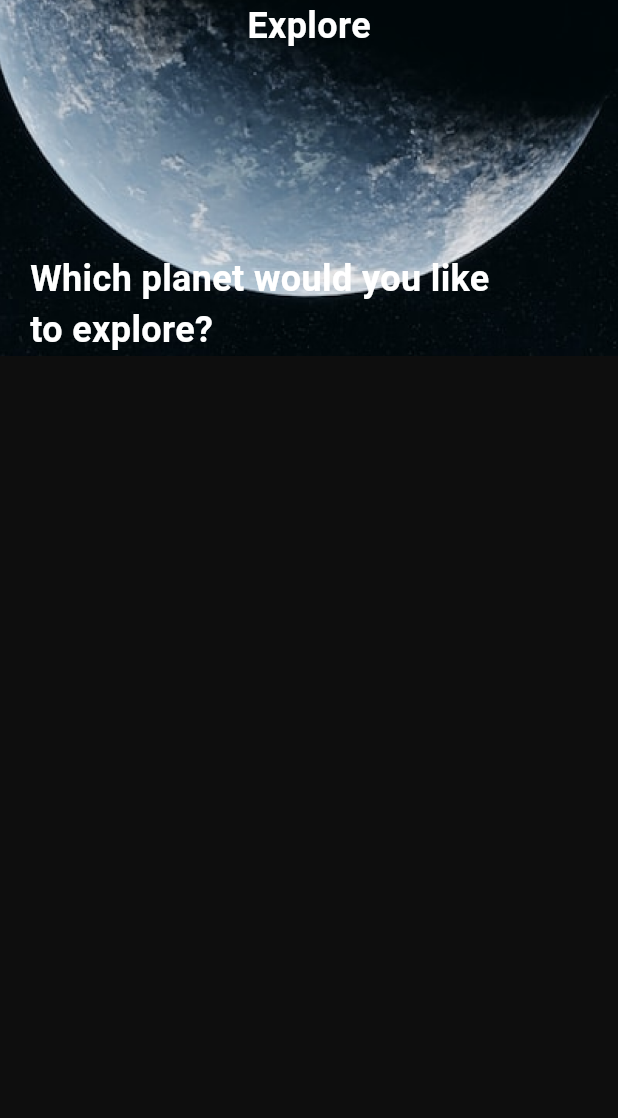
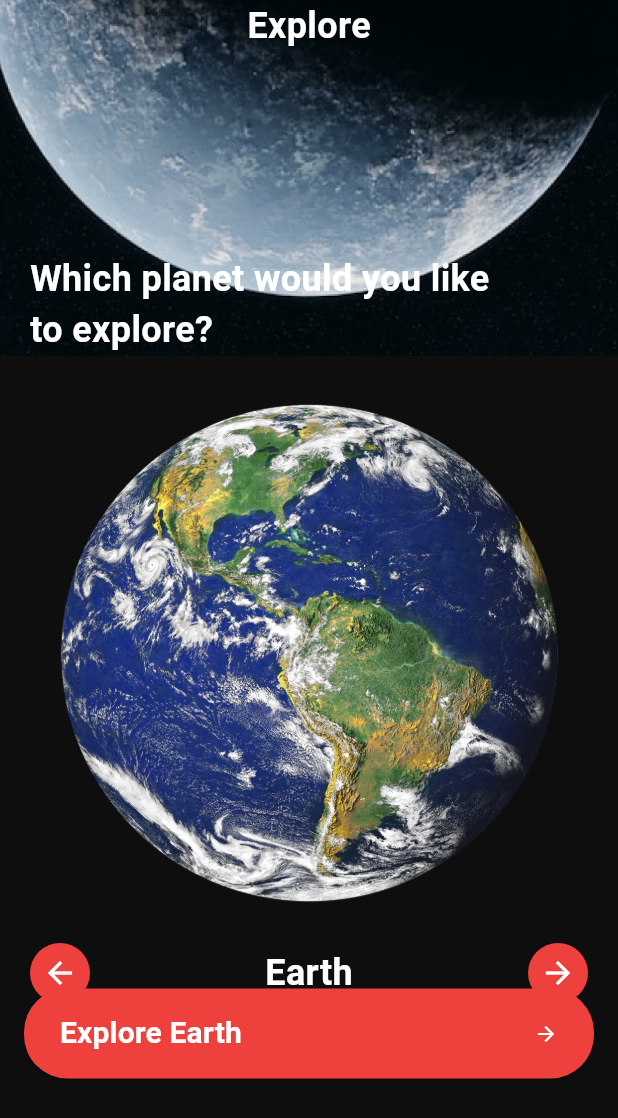
Before and after one commit to tmoawad26-maker/spaceapp, a Flutter app: the HomeScreen screen opened by its route, on a phone screen of 412 x 824 dp. Shown: the top 1118 px of the screen. Run offline on Flutter 3.47's test engine with Material 3 defaults, Android fonts, the light colour scheme and no system bars.

Commit message:
creating home screen ui

```diff
--- a/lib/core/utils/app_strings.dart
+++ b/lib/core/utils/app_strings.dart
@@ -1,7 +1,7 @@
 abstract class AppStrings {
   static const exploreUniverseText = 'Explore The Universe';
   static const explore = 'Explore';
-  static const explorePlanet = 'Which planet would you like to explore?';
+  static const explorePlanetDesc = 'Which planet would you like to explore?';
   // Sun
   static const sun = 'Sun';
 
--- a/lib/features/home/home_screen.dart
+++ b/lib/features/home/home_screen.dart
@@ -2,7 +2,9 @@ import 'package:flutter/material.dart';
 import 'package:spaceapp/core/utils/app_colors.dart';
 import 'package:spaceapp/core/utils/app_images.dart';
 import 'package:spaceapp/core/utils/app_strings.dart';
+import 'package:spaceapp/core/utils/widgets/explore_button.dart';
 import 'package:spaceapp/features/home/widgets/custom_app_bar.dart';
+import 'package:spaceapp/features/home/widgets/view_planet_widget.dart';
 
 class HomeScreen extends StatelessWidget {
   const HomeScreen({super.key});
@@ -13,7 +15,18 @@ class HomeScreen extends StatelessWidget {
       body: SafeArea(
         child: Column(
           children: [
-            CustomAppBar()
+            CustomAppBar(),
+            SizedBox(height: 12,),
+            Padding(
+              padding: const EdgeInsets.symmetric(horizontal: 16.0),
+              child: ViewPlanetWidget(),
+            ),
+            SizedBox(height: 10,),
+            Padding(
+              padding: const EdgeInsets.only(left: 16 , right: 16 ),
+              child: ExploreButton(textButton: '${AppStrings.explore} Earth', onPressed: (){}),
+            ),
+
           ],
         ),
       ),
--- a/lib/features/home/widgets/custom_app_bar.dart
+++ b/lib/features/home/widgets/custom_app_bar.dart
@@ -50,7 +50,7 @@ class CustomAppBar extends StatelessWidget {
             child: Padding(
               padding: const EdgeInsets.only(left: 20.0, right: 69.0),
               child: Text(
-                AppStrings.explorePlanet,
+                AppStrings.explorePlanetDesc,
                 style: TextStyle(
                   color: AppColors.white,
                   fontSize: 24,
--- /dev/null
+++ b/lib/features/home/widgets/view_planet_widget.dart
@@ -0,0 +1,50 @@
+import 'package:flutter/material.dart';
+import 'package:spaceapp/core/utils/app_colors.dart';
+import 'package:spaceapp/core/utils/app_images.dart';
+
+class ViewPlanetWidget extends StatelessWidget {
+  const ViewPlanetWidget({super.key});
+
+  @override
+  Widget build(BuildContext context) {
+    return Container(
+      width: double.infinity,
+      height: 400,
+      decoration: BoxDecoration(color: AppColors.black),
+      child: Column(
+        children: [
+          Image.asset(AppImages.imagesPngEarth),
+          Row(
+            mainAxisAlignment: .spaceBetween,
+            children: [
+              IconButton(
+                onPressed: () {},
+                style: IconButton.styleFrom(
+                  foregroundColor: AppColors.white,
+                  backgroundColor: AppColors.red,
+                ),
+                icon: Icon(Icons.arrow_back),
+              ),
+              Text(
+                'Earth',
+                style: TextStyle(
+                  color: AppColors.white,
+                  fontSize: 24,
+                  fontWeight: .w700,
+                ),
+              ),
+              IconButton(
+                style: IconButton.styleFrom(
+                  foregroundColor: AppColors.white,
+                  backgroundColor: AppColors.red,
+                ),
+                onPressed: () {},
+                icon: Icon(Icons.arrow_forward),
+              ),
+            ],
+          ),
+        ],
+      ),
+    );
+  }
+}
```
